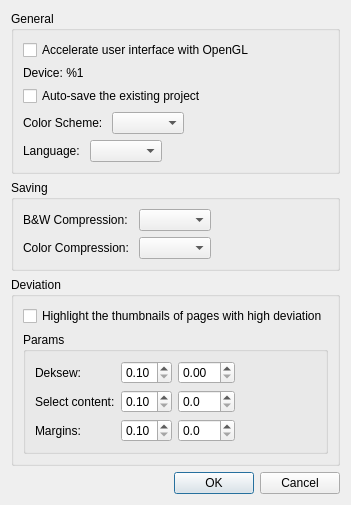
The window that ui/SettingsDialog.ui (4lex4/scantailor-advanced) describes before a commit, drawn with Qt 5.
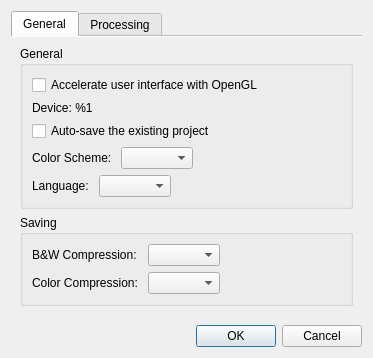
The same window after the commit.

Commit message: ~ [ui] Setting dialog split into tabs.

The edit to the form file:
```diff
--- a/ui/SettingsDialog.ui
+++ b/ui/SettingsDialog.ui
@@ -6,8 +6,8 @@
    <rect>
     <x>0</x>
     <y>0</y>
-    <width>313</width>
-    <height>457</height>
+    <width>337</width>
+    <height>333</height>
    </rect>
   </property>
   <property name="windowTitle">
@@ -15,6 +15,19 @@
   </property>
   <layout class="QVBoxLayout" name="verticalLayout">
    <item>
+    <widget class="QTabWidget" name="tabWidget">
+     <property name="currentIndex">
+      <number>0</number>
+     </property>
+     <property name="documentMode">
+      <bool>true</bool>
+     </property>
+     <widget class="QWidget" name="tab">
+      <attribute name="title">
+       <string>General</string>
+      </attribute>
+      <layout class="QVBoxLayout" name="verticalLayout_4">
+       <item>
     <widget class="QGroupBox" name="groupBox">
      <property name="title">
       <string>General</string>
@@ -148,6 +161,26 @@
     </widget>
    </item>
    <item>
+        <spacer name="verticalSpacer_2">
+         <property name="orientation">
+          <enum>Qt::Vertical</enum>
+         </property>
+         <property name="sizeHint" stdset="0">
+          <size>
+           <width>20</width>
+           <height>0</height>
+          </size>
+         </property>
+        </spacer>
+       </item>
+      </layout>
+     </widget>
+     <widget class="QWidget" name="tab_2">
+      <attribute name="title">
+       <string>Processing</string>
+      </attribute>
+      <layout class="QVBoxLayout" name="verticalLayout_5">
+       <item>
     <widget class="QGroupBox" name="groupBox_3">
      <property name="title">
       <string>Deviation</string>
@@ -311,10 +344,14 @@
      <property name="sizeHint" stdset="0">
       <size>
        <width>20</width>
-       <height>40</height>
+           <height>0</height>
       </size>
      </property>
     </spacer>
+       </item>
+      </layout>
+     </widget>
+    </widget>
    </item>
    <item>
     <widget class="QDialogButtonBox" name="buttonBox">
```
Lines whose indentation alone changed are shown as unchanged.
